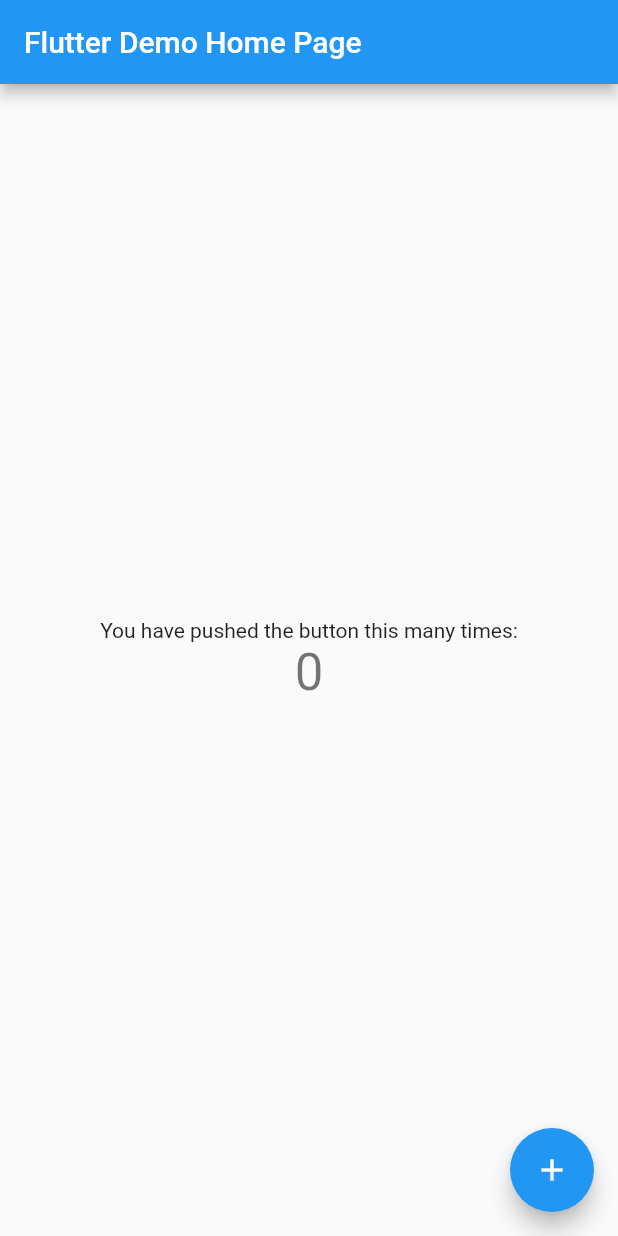
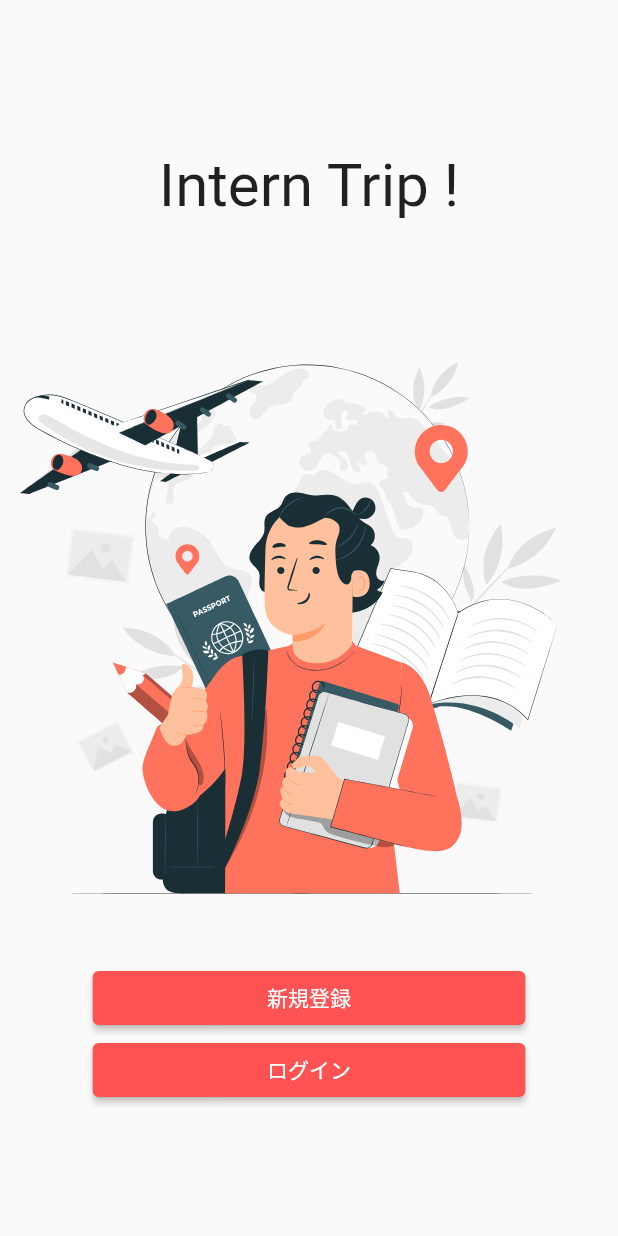
Before and after one commit to hachimitsuboy/intern_trip, a Flutter app: the screen it shows after launch, on a phone screen of 412 x 824 dp. Run offline on Flutter 3.47's test engine with Material 2 defaults, Android fonts, the phone set to English and light mode, and no system bars; our stand-ins replace lottie; Roboto replaces fonts that are missing (LoginFonts).

Commit message:
ログイン画面の背景アニメーションの表示とログインボタン、新規登録ボタンの表示

```diff
--- a/lib/main.dart
+++ b/lib/main.dart
@@ -1,115 +1,17 @@
 import 'package:flutter/material.dart';
+import 'package:intern_trip/view/login_screen/login_screen.dart';
 
 void main() {
-  runApp(const MyApp());
+  runApp(MyApp());
 }
 
 class MyApp extends StatelessWidget {
   const MyApp({Key? key}) : super(key: key);
 
-  // This widget is the root of your application.
   @override
   Widget build(BuildContext context) {
-    return MaterialApp(
-      title: 'Flutter Demo',
-      theme: ThemeData(
-        // This is the theme of your application.
-        //
-        // Try running your application with "flutter run". You'll see the
-        // application has a blue toolbar. Then, without quitting the app, try
-        // changing the primarySwatch below to Colors.green and then invoke
-        // "hot reload" (press "r" in the console where you ran "flutter run",
-        // or simply save your changes to "hot reload" in a Flutter IDE).
-        // Notice that the counter didn't reset back to zero; the application
-        // is not restarted.
-        primarySwatch: Colors.blue,
-      ),
-      home: const MyHomePage(title: 'Flutter Demo Home Page'),
+    return const MaterialApp(
+      home: LoginScreen(),
     );
   }
 }
-
-class MyHomePage extends StatefulWidget {
-  const MyHomePage({Key? key, required this.title}) : super(key: key);
-
-  // This widget is the home page of your application. It is stateful, meaning
-  // that it has a State object (defined below) that contains fields that affect
-  // how it looks.
-
-  // This class is the configuration for the state. It holds the values (in this
-  // case the title) provided by the parent (in this case the App widget) and
-  // used by the build method of the State. Fields in a Widget subclass are
-  // always marked "final".
-
-  final String title;
-
-  @override
-  State<MyHomePage> createState() => _MyHomePageState();
-}
-
-class _MyHomePageState extends State<MyHomePage> {
-  int _counter = 0;
-
-  void _incrementCounter() {
-    setState(() {
-      // This call to setState tells the Flutter framework that something has
-      // changed in this State, which causes it to rerun the build method below
-      // so that the display can reflect the updated values. If we changed
-      // _counter without calling setState(), then the build method would not be
-      // called again, and so nothing would appear to happen.
-      _counter++;
-    });
-  }
-
-  @override
-  Widget build(BuildContext context) {
-    // This method is rerun every time setState is called, for instance as done
-    // by the _incrementCounter method above.
-    //
-    // The Flutter framework has been optimized to make rerunning build methods
-    // fast, so that you can just rebuild anything that needs updating rather
-    // than having to individually change instances of widgets.
-    return Scaffold(
-      appBar: AppBar(
-        // Here we take the value from the MyHomePage object that was created by
-        // the App.build method, and use it to set our appbar title.
-        title: Text(widget.title),
-      ),
-      body: Center(
-        // Center is a layout widget. It takes a single child and positions it
-        // in the middle of the parent.
-        child: Column(
-          // Column is also a layout widget. It takes a list of children and
-          // arranges them vertically. By default, it sizes itself to fit its
-          // children horizontally, and tries to be as tall as its parent.
-          //
-          // Invoke "debug painting" (press "p" in the console, choose the
-          // "Toggle Debug Paint" action from the Flutter Inspector in Android
-          // Studio, or the "Toggle Debug Paint" command in Visual Studio Code)
-          // to see the wireframe for each widget.
-          //
-          // Column has various properties to control how it sizes itself and
-          // how it positions its children. Here we use mainAxisAlignment to
-          // center the children vertically; the main axis here is the vertical
-          // axis because Columns are vertical (the cross axis would be
-          // horizontal).
-          mainAxisAlignment: MainAxisAlignment.center,
-          children: <Widget>[
-            const Text(
-              'You have pushed the button this many times:',
-            ),
-            Text(
-              '$_counter',
-              style: Theme.of(context).textTheme.headline4,
-            ),
-          ],
-        ),
-      ),
-      floatingActionButton: FloatingActionButton(
-        onPressed: _incrementCounter,
-        tooltip: 'Increment',
-        child: const Icon(Icons.add),
-      ), // This trailing comma makes auto-formatting nicer for build methods.
-    );
-  }
-}
--- /dev/null
+++ b/lib/view/login_screen/login_screen.dart
@@ -0,0 +1,53 @@
+import 'package:flutter/material.dart';
+import 'package:lottie/lottie.dart';
+
+class LoginScreen extends StatelessWidget {
+  const LoginScreen({Key? key}) : super(key: key);
+
+  @override
+  Widget build(BuildContext context) {
+    return Scaffold(
+      body: Stack(
+        children: [
+          Center(child: Lottie.asset('assets/images/login_image.json')),
+          Column(
+            children: [
+              const SizedBox(height: 100),
+              const Center(
+                child: Text(
+                  'Intern Trip !',
+                  style: TextStyle(fontSize: 40, fontFamily: 'LoginFonts'),
+                ),
+              ),
+              SizedBox(height: MediaQuery.of(context).size.height * 0.6),
+              SizedBox(
+                width: MediaQuery.of(context).size.width * 0.7,
+                child: ElevatedButton(
+                  onPressed: () => debugPrint("新規登録ボタン押された"),
+                  style: ElevatedButton.styleFrom(
+                    backgroundColor: Colors.redAccent,
+                  ),
+                  child: const Center(
+                    child: Text('新規登録'),
+                  ),
+                ),
+              ),
+              SizedBox(
+                width: MediaQuery.of(context).size.width * 0.7,
+                child: ElevatedButton(
+                  onPressed: () => debugPrint("ログインボタン押された"),
+                  style: ElevatedButton.styleFrom(
+                    backgroundColor: Colors.redAccent,
+                  ),
+                  child: const Center(
+                    child: Text('ログイン'),
+                  ),
+                ),
+              )
+            ],
+          ),
+        ],
+      ),
+    );
+  }
+}
```
